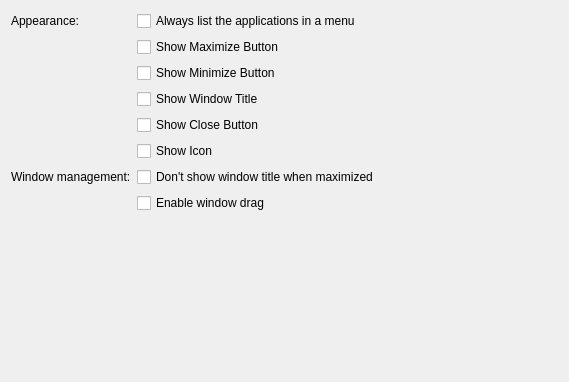
First picture: the form in yawc.ui, repository wengxt/yawc, before the edit.
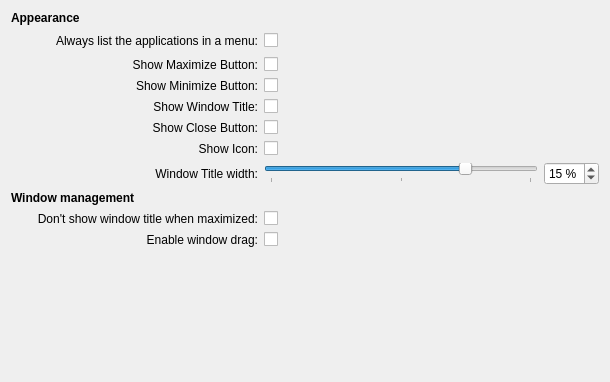
Second picture: the form after the edit.

Commit message: better drag position.

```diff
--- a/yawc.ui
+++ b/yawc.ui
@@ -6,81 +6,250 @@
    <rect>
     <x>0</x>
     <y>0</y>
-    <width>569</width>
+    <width>610</width>
     <height>382</height>
    </rect>
   </property>
-  <layout class="QFormLayout" name="formLayout">
-   <property name="fieldGrowthPolicy">
-    <enum>QFormLayout::ExpandingFieldsGrow</enum>
-   </property>
-   <item row="0" column="1">
-    <widget class="QCheckBox" name="alwaysUseDialog">
+  <layout class="QGridLayout" name="gridLayout">
+   <item row="4" column="1">
+    <widget class="QLabel" name="label_4">
      <property name="text">
-      <string>Always list the applications in a menu</string>
+      <string>Show Minimize Button:</string>
      </property>
+     <property name="alignment">
+      <set>Qt::AlignRight|Qt::AlignTrailing|Qt::AlignVCenter</set>
+     </property>
     </widget>
    </item>
-   <item row="1" column="1">
+   <item row="11" column="1">
+    <widget class="QLabel" name="label_10">
+     <property name="text">
+      <string>Don't show window title when maximized:</string>
+     </property>
+     <property name="alignment">
+      <set>Qt::AlignRight|Qt::AlignTrailing|Qt::AlignVCenter</set>
+     </property>
+    </widget>
+   </item>
+   <item row="3" column="2">
     <widget class="QCheckBox" name="showMaximize">
      <property name="text">
-      <string>Show Maximize Button</string>
+      <string/>
      </property>
     </widget>
    </item>
-   <item row="2" column="1">
+   <item row="4" column="2">
     <widget class="QCheckBox" name="showMinimize">
      <property name="text">
-      <string>Show Minimize Button</string>
+      <string/>
+     </property>
+    </widget>
+   </item>
+   <item row="1" column="0" colspan="3">
+    <widget class="QLabel" name="label">
+     <property name="text">
+      <string>&lt;b&gt;Appearance&lt;/b&gt;</string>
+     </property>
+    </widget>
+   </item>
+   <item row="2" column="2">
+    <widget class="QCheckBox" name="alwaysUseDialog">
+     <property name="text">
+      <string/>
      </property>
     </widget>
    </item>
    <item row="3" column="1">
-    <widget class="QCheckBox" name="showTitle">
+    <widget class="QLabel" name="label_3">
      <property name="text">
-      <string>Show Window Title</string>
+      <string>Show Maximize Button:</string>
      </property>
+     <property name="alignment">
+      <set>Qt::AlignRight|Qt::AlignTrailing|Qt::AlignVCenter</set>
+     </property>
     </widget>
    </item>
-   <item row="4" column="1">
+   <item row="2" column="0">
+    <spacer name="horizontalSpacer">
+     <property name="orientation">
+      <enum>Qt::Horizontal</enum>
+     </property>
+     <property name="sizeType">
+      <enum>QSizePolicy::Fixed</enum>
+     </property>
+     <property name="sizeHint" stdset="0">
+      <size>
+       <width>20</width>
+       <height>20</height>
+      </size>
+     </property>
+    </spacer>
+   </item>
+   <item row="12" column="1">
+    <widget class="QLabel" name="label_11">
+     <property name="text">
+      <string>Enable window drag:</string>
+     </property>
+     <property name="alignment">
+      <set>Qt::AlignRight|Qt::AlignTrailing|Qt::AlignVCenter</set>
+     </property>
+    </widget>
+   </item>
+   <item row="6" column="2">
     <widget class="QCheckBox" name="showClose">
      <property name="text">
-      <string>Show Close Button</string>
+      <string/>
      </property>
     </widget>
    </item>
-   <item row="5" column="1">
+   <item row="13" column="1">
+    <spacer name="verticalSpacer">
+     <property name="orientation">
+      <enum>Qt::Vertical</enum>
+     </property>
+     <property name="sizeHint" stdset="0">
+      <size>
+       <width>20</width>
+       <height>40</height>
+      </size>
+     </property>
+    </spacer>
+   </item>
+   <item row="11" column="2">
+    <widget class="QCheckBox" name="borderlessMaximizedWindow">
+     <property name="text">
+      <string/>
+     </property>
+    </widget>
+   </item>
+   <item row="7" column="1">
+    <widget class="QLabel" name="label_8">
+     <property name="text">
+      <string>Show Icon:</string>
+     </property>
+     <property name="alignment">
+      <set>Qt::AlignRight|Qt::AlignTrailing|Qt::AlignVCenter</set>
+     </property>
+    </widget>
+   </item>
+   <item row="7" column="2">
     <widget class="QCheckBox" name="showIcon">
      <property name="text">
-      <string>Show Icon</string>
-     </property>
-    </widget>
-   </item>
-   <item row="9" column="1">
-    <widget class="QCheckBox" name="windowDrag">
-     <property name="text">
-      <string>Enable window drag</string>
+      <string/>
      </property>
     </widget>
    </item>
    <item row="8" column="1">
-    <widget class="QCheckBox" name="borderlessMaximizedWindow">
+    <widget class="QLabel" name="label_9">
      <property name="text">
-      <string>Don't show window title when maximized</string>
+      <string>Window Title width:</string>
      </property>
+     <property name="alignment">
+      <set>Qt::AlignRight|Qt::AlignTrailing|Qt::AlignVCenter</set>
+     </property>
     </widget>
    </item>
-   <item row="0" column="0">
-    <widget class="QLabel" name="label">
+   <item row="5" column="2">
+    <widget class="QCheckBox" name="showTitle">
      <property name="text">
-      <string>Appearance:</string>
+      <string/>
      </property>
     </widget>
    </item>
-   <item row="8" column="0">
+   <item row="5" column="1">
+    <widget class="QLabel" name="label_5">
+     <property name="text">
+      <string>Show Window Title:</string>
+     </property>
+     <property name="alignment">
+      <set>Qt::AlignRight|Qt::AlignTrailing|Qt::AlignVCenter</set>
+     </property>
+    </widget>
+   </item>
+   <item row="6" column="1">
+    <widget class="QLabel" name="label_7">
+     <property name="text">
+      <string>Show Close Button:</string>
+     </property>
+     <property name="alignment">
+      <set>Qt::AlignRight|Qt::AlignTrailing|Qt::AlignVCenter</set>
+     </property>
+    </widget>
+   </item>
+   <item row="9" column="0" colspan="3">
     <widget class="QLabel" name="label_6">
      <property name="text">
-      <string>Window management:</string>
+      <string>&lt;b&gt;Window management&lt;/b&gt;</string>
+     </property>
+    </widget>
+   </item>
+   <item row="2" column="1">
+    <widget class="QLabel" name="label_2">
+     <property name="text">
+      <string>Always list the applications in a menu:</string>
+     </property>
+     <property name="alignment">
+      <set>Qt::AlignRight|Qt::AlignTrailing|Qt::AlignVCenter</set>
+     </property>
+    </widget>
+   </item>
+   <item row="8" column="2">
+    <widget class="QSlider" name="windowSizeSlider">
+     <property name="maximum">
+      <number>20</number>
+     </property>
+     <property name="singleStep">
+      <number>5</number>
+     </property>
+     <property name="pageStep">
+      <number>10</number>
+     </property>
+     <property name="value">
+      <number>15</number>
+     </property>
+     <property name="tracking">
+      <bool>true</bool>
+     </property>
+     <property name="orientation">
+      <enum>Qt::Horizontal</enum>
+     </property>
+     <property name="invertedAppearance">
+      <bool>false</bool>
+     </property>
+     <property name="invertedControls">
+      <bool>false</bool>
+     </property>
+     <property name="tickPosition">
+      <enum>QSlider::TicksBelow</enum>
+     </property>
+     <property name="tickInterval">
+      <number>10</number>
+     </property>
+    </widget>
+   </item>
+   <item row="12" column="2">
+    <widget class="QCheckBox" name="windowDrag">
+     <property name="text">
+      <string/>
+     </property>
+    </widget>
+   </item>
+   <item row="8" column="3">
+    <widget class="QSpinBox" name="windowSizeSpinBox">
+     <property name="suffix">
+      <string> %</string>
+     </property>
+     <property name="prefix">
+      <string/>
+     </property>
+     <property name="maximum">
+      <number>20</number>
+     </property>
+     <property name="singleStep">
+      <number>10</number>
+     </property>
+     <property name="value">
+      <number>15</number>
      </property>
     </widget>
    </item>
```
The commit also changes 3 other files.
